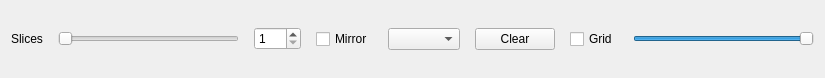
First picture: the form in ui/TopWidget.ui, repository JulienChevron/Mandala, before the edit.
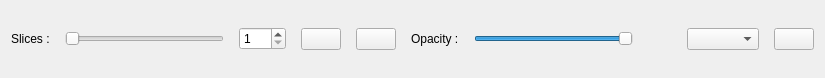
Second picture: the form after the edit. Icons and pictures are not drawn.

Diff of the .ui file:
```diff
--- a/ui/TopWidget.ui
+++ b/ui/TopWidget.ui
@@ -17,7 +17,7 @@
    <item>
     <widget class="QLabel" name="label">
      <property name="text">
-      <string>Slices</string>
+      <string>Slices :</string>
      </property>
     </widget>
    </item>
@@ -45,26 +45,49 @@
     </widget>
    </item>
    <item>
-    <widget class="QCheckBox" name="mirror">
+    <widget class="QPushButton" name="grid_btn">
      <property name="text">
-      <string>Mirror</string>
+      <string/>
      </property>
+     <property name="icon">
+      <iconset>
+       <normaloff>../img/grid.png</normaloff>../img/grid.png</iconset>
+     </property>
+     <property name="iconSize">
+      <size>
+       <width>25</width>
+       <height>25</height>
+      </size>
+     </property>
+     <property name="checkable">
+      <bool>true</bool>
+     </property>
     </widget>
    </item>
    <item>
-    <widget class="QComboBox" name="dimension"/>
-   </item>
-   <item>
-    <widget class="QPushButton" name="clearButton">
+    <widget class="QPushButton" name="mirror_btn">
      <property name="text">
-      <string>Clear</string>
+      <string/>
      </property>
+     <property name="icon">
+      <iconset>
+       <normaloff>../img/mirror.png</normaloff>../img/mirror.png</iconset>
+     </property>
+     <property name="iconSize">
+      <size>
+       <width>25</width>
+       <height>25</height>
+      </size>
+     </property>
+     <property name="checkable">
+      <bool>true</bool>
+     </property>
     </widget>
    </item>
    <item>
-    <widget class="QCheckBox" name="grid">
+    <widget class="QLabel" name="label_2">
      <property name="text">
-      <string>Grid</string>
+      <string>Opacity :</string>
      </property>
     </widget>
    </item>
@@ -84,6 +107,33 @@
      </property>
     </widget>
    </item>
+   <item>
+    <widget class="QLabel" name="label_3">
+     <property name="text">
+      <string>       </string>
+     </property>
+    </widget>
+   </item>
+   <item>
+    <widget class="QComboBox" name="dimension"/>
+   </item>
+   <item>
+    <widget class="QPushButton" name="clearButton">
+     <property name="text">
+      <string/>
+     </property>
+     <property name="icon">
+      <iconset>
+       <normaloff>../img/clear.png</normaloff>../img/clear.png</iconset>
+     </property>
+     <property name="iconSize">
+      <size>
+       <width>25</width>
+       <height>25</height>
+      </size>
+     </property>
+    </widget>
+   </item>
   </layout>
  </widget>
  <resources/>
```
Left out of the diff: 6 changed lines with no effect on the pictures.
